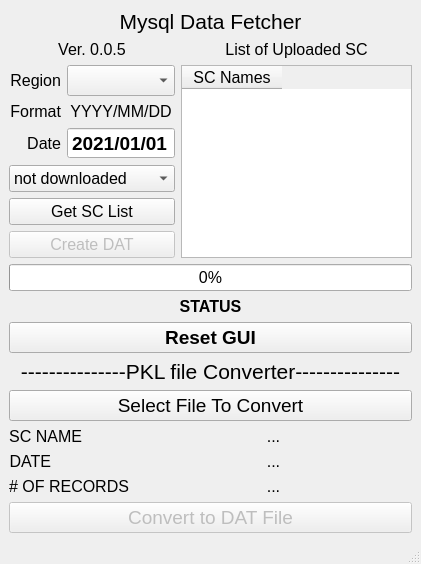
tekashifuta/pyqt5-finger-zkteco, file HRClient.ui: the form before one commit.
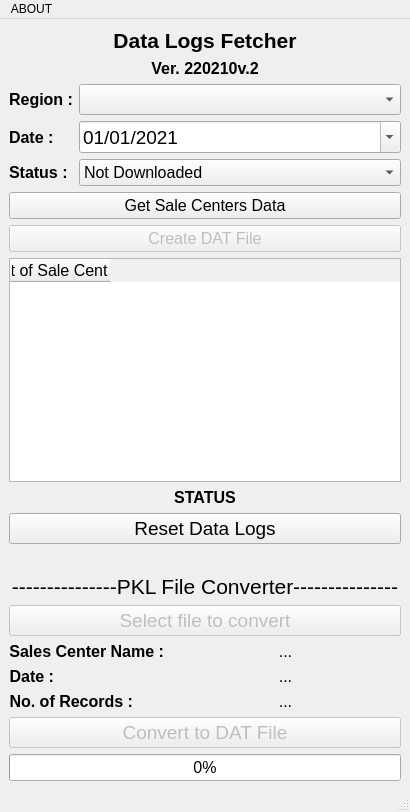
The form after the commit.

Commit message: Add list comprehension and input mask for ip

Patch:
```diff
--- a/HRClient.ui
+++ b/HRClient.ui
@@ -6,8 +6,8 @@
    <rect>
     <x>0</x>
     <y>0</y>
-    <width>421</width>
-    <height>547</height>
+    <width>410</width>
+    <height>812</height>
    </rect>
   </property>
   <property name="windowTitle">
@@ -16,75 +16,298 @@
   <widget class="QWidget" name="centralwidget">
    <layout class="QVBoxLayout" name="verticalLayout">
     <item>
-     <layout class="QGridLayout" name="gridLayout_3">
+     <layout class="QGridLayout" name="gridLayout_4">
+      <item row="2" column="0">
+       <widget class="QLabel" name="label_2">
+        <property name="font">
+         <font>
+          <family>Arial</family>
+          <pointsize>12</pointsize>
+          <weight>75</weight>
+          <bold>true</bold>
+         </font>
+        </property>
+        <property name="text">
+         <string>Region :</string>
+        </property>
+        <property name="alignment">
+         <set>Qt::AlignRight|Qt::AlignTrailing|Qt::AlignVCenter</set>
+        </property>
+       </widget>
+      </item>
+      <item row="4" column="1">
+       <widget class="QComboBox" name="cmbDL_Status">
+        <property name="font">
+         <font>
+          <family>Arial</family>
+          <pointsize>12</pointsize>
+          <weight>50</weight>
+          <bold>false</bold>
+         </font>
+        </property>
+        <property name="layoutDirection">
+         <enum>Qt::LeftToRight</enum>
+        </property>
+        <item>
+         <property name="text">
+          <string>Not Downloaded</string>
+         </property>
+        </item>
+        <item>
+         <property name="text">
+          <string>Downloaded</string>
+         </property>
+        </item>
+        <item>
+         <property name="text">
+          <string>All</string>
+         </property>
+        </item>
+       </widget>
+      </item>
+      <item row="1" column="0" colspan="2">
+       <widget class="QLabel" name="label">
+        <property name="font">
+         <font>
+          <family>Arial</family>
+          <pointsize>12</pointsize>
+          <weight>75</weight>
+          <bold>true</bold>
+         </font>
+        </property>
+        <property name="text">
+         <string>Ver. 220210v.2</string>
+        </property>
+        <property name="alignment">
+         <set>Qt::AlignCenter</set>
+        </property>
+       </widget>
+      </item>
+      <item row="7" column="0" colspan="2">
+       <widget class="QTableWidget" name="tableWidget">
+        <property name="sizePolicy">
+         <sizepolicy hsizetype="Expanding" vsizetype="Expanding">
+          <horstretch>0</horstretch>
+          <verstretch>0</verstretch>
+         </sizepolicy>
+        </property>
+        <property name="font">
+         <font>
+          <family>Arial</family>
+          <pointsize>12</pointsize>
+         </font>
+        </property>
+        <property name="sizeAdjustPolicy">
+         <enum>QAbstractScrollArea::AdjustToContents</enum>
+        </property>
+        <column>
+         <property name="text">
+          <string>List of Sale Centers</string>
+         </property>
+        </column>
+       </widget>
+      </item>
+      <item row="8" column="0" colspan="2">
+       <widget class="QLabel" name="lblStatus">
+        <property name="font">
+         <font>
+          <family>Arial</family>
+          <pointsize>12</pointsize>
+          <weight>75</weight>
+          <bold>true</bold>
+         </font>
+        </property>
+        <property name="text">
+         <string>STATUS</string>
+        </property>
+        <property name="alignment">
+         <set>Qt::AlignCenter</set>
+        </property>
+       </widget>
+      </item>
+      <item row="3" column="0">
+       <widget class="QLabel" name="label_3">
+        <property name="font">
+         <font>
+          <family>Arial</family>
+          <pointsize>12</pointsize>
+          <weight>75</weight>
+          <bold>true</bold>
+         </font>
+        </property>
+        <property name="text">
+         <string>Date :</string>
+        </property>
+        <property name="alignment">
+         <set>Qt::AlignLeading|Qt::AlignLeft|Qt::AlignVCenter</set>
+        </property>
+       </widget>
+      </item>
+      <item row="3" column="1">
+       <widget class="QDateEdit" name="txtDate">
+        <property name="sizePolicy">
+         <sizepolicy hsizetype="Minimum" vsizetype="Fixed">
+          <horstretch>1</horstretch>
+          <verstretch>0</verstretch>
+         </sizepolicy>
+        </property>
+        <property name="font">
+         <font>
+          <family>Arial</family>
+          <pointsize>14</pointsize>
+          <weight>50</weight>
+          <bold>false</bold>
+         </font>
+        </property>
+        <property name="wrapping">
+         <bool>false</bool>
+        </property>
+        <property name="buttonSymbols">
+         <enum>QAbstractSpinBox::NoButtons</enum>
+        </property>
+        <property name="maximumDate">
+         <date>
+          <year>9999</year>
+          <month>12</month>
+          <day>31</day>
+         </date>
+        </property>
+        <property name="minimumDate">
+         <date>
+          <year>2021</year>
+          <month>1</month>
+          <day>1</day>
+         </date>
+        </property>
+        <property name="displayFormat">
+         <string>MM/dd/yyyy</string>
+        </property>
+        <property name="calendarPopup">
+         <bool>true</bool>
+        </property>
+       </widget>
+      </item>
+      <item row="9" column="0" colspan="2">
+       <widget class="QPushButton" name="btnReset">
+        <property name="enabled">
+         <bool>true</bool>
+        </property>
+        <property name="font">
+         <font>
+          <family>Arial</family>
+          <pointsize>14</pointsize>
+          <weight>50</weight>
+          <bold>false</bold>
+         </font>
+        </property>
+        <property name="text">
+         <string>Reset Data Logs</string>
+        </property>
+       </widget>
+      </item>
+      <item row="10" column="0" colspan="2">
+       <widget class="QLabel" name="label_12">
+        <property name="font">
+         <font>
+          <family>Arial</family>
+          <pointsize>12</pointsize>
+         </font>
+        </property>
+        <property name="text">
+         <string/>
+        </property>
+        <property name="alignment">
+         <set>Qt::AlignRight|Qt::AlignTrailing|Qt::AlignVCenter</set>
+        </property>
+       </widget>
+      </item>
+      <item row="5" column="0" colspan="2">
+       <widget class="QPushButton" name="btnGetQueryData">
+        <property name="enabled">
+         <bool>true</bool>
+        </property>
+        <property name="font">
+         <font>
+          <family>Arial</family>
+          <pointsize>12</pointsize>
+         </font>
+        </property>
+        <property name="text">
+         <string>Get Sale Centers Data</string>
+        </property>
+       </widget>
+      </item>
+      <item row="0" column="0" colspan="2">
+       <widget class="QLabel" name="label_7">
+        <property name="font">
+         <font>
+          <family>Arial</family>
+          <pointsize>16</pointsize>
+          <weight>75</weight>
+          <bold>true</bold>
+         </font>
+        </property>
+        <property name="text">
+         <string>Data Logs Fetcher</string>
+        </property>
+        <property name="alignment">
+         <set>Qt::AlignCenter</set>
+        </property>
+       </widget>
+      </item>
+      <item row="2" column="1">
+       <widget class="QComboBox" name="cmbRegion">
+        <property name="font">
+         <font>
+          <family>Arial</family>
+          <pointsize>14</pointsize>
+          <weight>50</weight>
+          <bold>false</bold>
+         </font>
+        </property>
+       </widget>
+      </item>
       <item row="4" column="0">
+       <widget class="QLabel" name="label_4">
+        <property name="font">
+         <font>
+          <family>Arial</family>
+          <pointsize>12</pointsize>
+          <weight>75</weight>
+          <bold>true</bold>
+         </font>
+        </property>
+        <property name="text">
+         <string>Status :</string>
+        </property>
+        <property name="alignment">
+         <set>Qt::AlignLeading|Qt::AlignLeft|Qt::AlignVCenter</set>
+        </property>
+       </widget>
+      </item>
+      <item row="11" column="0" colspan="2">
        <layout class="QFormLayout" name="formLayout_2">
-        <item row="2" column="0">
-         <widget class="QLabel" name="label_8">
+        <item row="0" column="0" colspan="2">
+         <widget class="QLabel" name="label_11">
           <property name="font">
            <font>
             <family>Arial</family>
-            <pointsize>12</pointsize>
+            <pointsize>16</pointsize>
            </font>
           </property>
           <property name="text">
-           <string>SC NAME</string>
+           <string>---------------PKL File Converter---------------</string>
           </property>
           <property name="alignment">
-           <set>Qt::AlignRight|Qt::AlignTrailing|Qt::AlignVCenter</set>
-          </property>
-         </widget>
-        </item>
-        <item row="4" column="0">
-         <widget class="QLabel" name="label_10">
-          <property name="font">
-           <font>
-            <family>Arial</family>
-            <pointsize>12</pointsize>
-           </font>
-          </property>
-          <property name="text">
-           <string># OF RECORDS</string>
-          </property>
-          <property name="alignment">
-           <set>Qt::AlignRight|Qt::AlignTrailing|Qt::AlignVCenter</set>
-          </property>
-         </widget>
-        </item>
-        <item row="3" column="0">
-         <widget class="QLabel" name="label_9">
-          <property name="font">
-           <font>
-            <family>Arial</family>
-            <pointsize>12</pointsize>
-           </font>
-          </property>
-          <property name="text">
-           <string>DATE</string>
-          </property>
-          <property name="alignment">
-           <set>Qt::AlignRight|Qt::AlignTrailing|Qt::AlignVCenter</set>
-          </property>
-         </widget>
-        </item>
-        <item row="5" column="0" colspan="2">
-         <widget class="QPushButton" name="btnPklToDat">
-          <property name="enabled">
-           <bool>false</bool>
-          </property>
-          <property name="font">
-           <font>
-            <family>Arial</family>
-            <pointsize>14</pointsize>
-           </font>
-          </property>
-          <property name="text">
-           <string>Convert to DAT File</string>
+           <set>Qt::AlignCenter</set>
           </property>
          </widget>
         </item>
         <item row="1" column="0" colspan="2">
          <widget class="QPushButton" name="btnOpenFileD">
+          <property name="enabled">
+           <bool>false</bool>
+          </property>
           <property name="font">
            <font>
             <family>Arial</family>
@@ -92,7 +315,25 @@
            </font>
           </property>
           <property name="text">
-           <string>Select File To Convert</string>
+           <string>Select file to convert</string>
+          </property>
+         </widget>
+        </item>
+        <item row="2" column="0">
+         <widget class="QLabel" name="label_8">
+          <property name="font">
+           <font>
+            <family>Arial</family>
+            <pointsize>12</pointsize>
+            <weight>75</weight>
+            <bold>true</bold>
+           </font>
+          </property>
+          <property name="text">
+           <string>Sales Center Name :</string>
+          </property>
+          <property name="alignment">
+           <set>Qt::AlignRight|Qt::AlignTrailing|Qt::AlignVCenter</set>
           </property>
          </widget>
         </item>
@@ -112,6 +353,24 @@
           </property>
          </widget>
         </item>
+        <item row="3" column="0">
+         <widget class="QLabel" name="label_9">
+          <property name="font">
+           <font>
+            <family>Arial</family>
+            <pointsize>12</pointsize>
+            <weight>75</weight>
+            <bold>true</bold>
+           </font>
+          </property>
+          <property name="text">
+           <string>Date :</string>
+          </property>
+          <property name="alignment">
+           <set>Qt::AlignRight|Qt::AlignTrailing|Qt::AlignVCenter</set>
+          </property>
+         </widget>
+        </item>
         <item row="3" column="1">
          <widget class="QLabel" name="lblDateQuery">
           <property name="font">
@@ -128,6 +387,24 @@
           </property>
          </widget>
         </item>
+        <item row="4" column="0">
+         <widget class="QLabel" name="label_10">
+          <property name="font">
+           <font>
+            <family>Arial</family>
+            <pointsize>12</pointsize>
+            <weight>75</weight>
+            <bold>true</bold>
+           </font>
+          </property>
+          <property name="text">
+           <string>No. of Records :</string>
+          </property>
+          <property name="alignment">
+           <set>Qt::AlignRight|Qt::AlignTrailing|Qt::AlignVCenter</set>
+          </property>
+         </widget>
+        </item>
         <item row="4" column="1">
          <widget class="QLabel" name="lblNoRec">
           <property name="font">
@@ -144,317 +421,50 @@
           </property>
          </widget>
         </item>
-        <item row="0" column="0" colspan="2">
-         <widget class="QLabel" name="label_11">
-          <property name="font">
-           <font>
-            <family>Arial</family>
-            <pointsize>16</pointsize>
-           </font>
+        <item row="5" column="0" colspan="2">
+         <widget class="QPushButton" name="btnPklToDat">
+          <property name="enabled">
+           <bool>false</bool>
           </property>
-          <property name="text">
-           <string>---------------PKL file Converter---------------</string>
-          </property>
-          <property name="alignment">
-           <set>Qt::AlignCenter</set>
-          </property>
-         </widget>
-        </item>
-       </layout>
-      </item>
-      <item row="1" column="0">
-       <widget class="QProgressBar" name="progressBar">
-        <property name="font">
-         <font>
-          <family>Arial</family>
-          <pointsize>12</pointsize>
-         </font>
-        </property>
-        <property name="value">
-         <number>0</number>
-        </property>
-       </widget>
-      </item>
-      <item row="0" column="0">
-       <layout class="QGridLayout" name="gridLayout_2">
-        <item row="2" column="0">
-         <layout class="QGridLayout" name="gridLayout">
-          <item row="3" column="1">
-           <widget class="QDateEdit" name="txtDate">
-            <property name="font">
-             <font>
-              <family>Arial</family>
-              <pointsize>14</pointsize>
-              <weight>75</weight>
-              <bold>true</bold>
-             </font>
-            </property>
-            <property name="buttonSymbols">
-             <enum>QAbstractSpinBox::NoButtons</enum>
-            </property>
-            <property name="maximumDate">
-             <date>
-              <year>9999</year>
-              <month>12</month>
-              <day>31</day>
-             </date>
-            </property>
-            <property name="minimumDate">
-             <date>
-              <year>2021</year>
-              <month>1</month>
-              <day>1</day>
-             </date>
-            </property>
-            <property name="displayFormat">
-             <string>yyyy/MM/dd</string>
-            </property>
-           </widget>
-          </item>
-          <item row="5" column="0" colspan="2">
-           <widget class="QPushButton" name="btnGetQueryData">
-            <property name="enabled">
-             <bool>true</bool>
-            </property>
-            <property name="font">
-             <font>
-              <family>Arial</family>
-              <pointsize>12</pointsize>
-             </font>
-            </property>
-            <property name="text">
-             <string>Get SC List</string>
-            </property>
-           </widget>
-          </item>
-          <item row="2" column="0">
-           <widget class="QLabel" name="label_5">
-            <property name="font">
-             <font>
-              <family>Arial</family>
-              <pointsize>12</pointsize>
-             </font>
-            </property>
-            <property name="text">
-             <string>Format</string>
-            </property>
-            <property name="alignment">
-             <set>Qt::AlignRight|Qt::AlignTrailing|Qt::AlignVCenter</set>
-            </property>
-           </widget>
-          </item>
-          <item row="4" column="0" colspan="2">
-           <widget class="QComboBox" name="cmbDL_Status">
-            <property name="font">
-             <font>
-              <family>Arial</family>
-              <pointsize>12</pointsize>
-              <weight>50</weight>
-              <bold>false</bold>
-             </font>
-            </property>
-            <property name="layoutDirection">
-             <enum>Qt::LeftToRight</enum>
-            </property>
-            <item>
-             <property name="text">
-              <string>not downloaded</string>
-             </property>
-            </item>
-            <item>
-             <property name="text">
-              <string>downloaded</string>
-             </property>
-            </item>
-            <item>
-             <property name="text">
-              <string>all</string>
-             </property>
-            </item>
-           </widget>
-          </item>
-          <item row="1" column="0">
-           <widget class="QLabel" name="label_2">
-            <property name="font">
-             <font>
-              <family>Arial</family>
-              <pointsize>12</pointsize>
-             </font>
-            </property>
-            <property name="text">
-             <string>Region</string>
-            </property>
-            <property name="alignment">
-             <set>Qt::AlignRight|Qt::AlignTrailing|Qt::AlignVCenter</set>
-            </property>
-           </widget>
-          </item>
-          <item row="2" column="1">
-           <widget class="QLabel" name="label_4">
-            <property name="font">
-             <font>
-              <family>Arial</family>
-              <pointsize>12</pointsize>
-             </font>
-            </property>
-            <property name="lineWidth">
-             <number>1</number>
-            </property>
-            <property name="text">
-             <string>YYYY/MM/DD</string>
-            </property>
-            <property name="alignment">
-             <set>Qt::AlignCenter</set>
-            </property>
-           </widget>
-          </item>
-          <item row="1" column="1">
-           <widget class="QComboBox" name="cmbRegion">
-            <property name="font">
-             <font>
-              <family>Arial</family>
-              <pointsize>14</pointsize>
-              <weight>75</weight>
-              <bold>true</bold>
-             </font>
-            </property>
-           </widget>
-          </item>
-          <item row="7" column="0" colspan="2">
-           <widget class="QPushButton" name="btnConvertToDAT">
-            <property name="enabled">
-             <bool>false</bool>
-            </property>
-            <property name="font">
-             <font>
-              <family>Arial</family>
-              <pointsize>12</pointsize>
-             </font>
-            </property>
-            <property name="text">
-             <string>Create DAT</string>
-            </property>
-           </widget>
-          </item>
-          <item row="3" column="0">
-           <widget class="QLabel" name="label_3">
-            <property name="font">
-             <font>
-              <family>Arial</family>
-              <pointsize>12</pointsize>
-             </font>
-            </property>
-            <property name="text">
-             <string>Date</string>
-            </property>
-            <property name="alignment">
-             <set>Qt::AlignRight|Qt::AlignTrailing|Qt::AlignVCenter</set>
-            </property>
-           </widget>
-          </item>
-         </layout>
-        </item>
-        <item row="2" column="1">
-         <widget class="QTableWidget" name="tableWidget">
           <property name="font">
            <font>
             <family>Arial</family>
-            <pointsize>12</pointsize>
+            <pointsize>14</pointsize>
            </font>
           </property>
-          <property name="sizeAdjustPolicy">
-           <enum>QAbstractScrollArea::AdjustToContents</enum>
-          </property>
-          <column>
-           <property name="text">
-            <string>SC Names</string>
-           </property>
-          </column>
-         </widget>
-        </item>
-        <item row="1" column="0">
-         <widget class="QLabel" name="label">
-          <property name="font">
-           <font>
-            <family>Arial</family>
-            <pointsize>12</pointsize>
-           </font>
-          </property>
           <property name="text">
-           <string>Ver. 0.0.5</string>
+           <string>Convert to DAT File</string>
           </property>
-          <property name="alignment">
-           <set>Qt::AlignCenter</set>
-          </property>
          </widget>
         </item>
-        <item row="1" column="1">
-         <widget class="QLabel" name="label_6">
+        <item row="6" column="0" colspan="2">
+         <widget class="QProgressBar" name="progressBar">
           <property name="font">
            <font>
             <family>Arial</family>
             <pointsize>12</pointsize>
            </font>
           </property>
-          <property name="text">
-           <string>List of Uploaded SC</string>
+          <property name="value">
+           <number>0</number>
           </property>
-          <property name="alignment">
-           <set>Qt::AlignCenter</set>
-          </property>
          </widget>
         </item>
-        <item row="0" column="0" colspan="2">
-         <widget class="QLabel" name="label_7">
-          <property name="font">
-           <font>
-            <family>Arial</family>
-            <pointsize>16</pointsize>
-           </font>
-          </property>
-          <property name="text">
-           <string>Mysql Data Fetcher</string>
-          </property>
-          <property name="alignment">
-           <set>Qt::AlignCenter</set>
-          </property>
-         </widget>
-        </item>
        </layout>
       </item>
-      <item row="2" column="0">
-       <widget class="QLabel" name="lblStatus">
-        <property name="font">
-         <font>
-          <family>Arial</family>
-          <pointsize>12</pointsize>
-          <weight>75</weight>
-          <bold>true</bold>
-         </font>
-        </property>
-        <property name="text">
-         <string>STATUS</string>
-        </property>
-        <property name="alignment">
-         <set>Qt::AlignCenter</set>
-        </property>
-       </widget>
-      </item>
-      <item row="3" column="0">
-       <widget class="QPushButton" name="btnReset">
+      <item row="6" column="0" colspan="2">
+       <widget class="QPushButton" name="btnConvertToDAT">
         <property name="enabled">
-         <bool>true</bool>
+         <bool>false</bool>
         </property>
         <property name="font">
          <font>
           <family>Arial</family>
-          <pointsize>14</pointsize>
-          <weight>75</weight>
-          <bold>true</bold>
+          <pointsize>12</pointsize>
          </font>
         </property>
         <property name="text">
-         <string>Reset GUI</string>
+         <string>Create DAT File</string>
         </property>
        </widget>
       </item>
@@ -463,6 +473,34 @@
    </layout>
   </widget>
   <widget class="QStatusBar" name="statusbar"/>
+  <widget class="QMenuBar" name="menuBar">
+   <property name="geometry">
+    <rect>
+     <x>0</x>
+     <y>0</y>
+     <width>410</width>
+     <height>21</height>
+    </rect>
+   </property>
+   <widget class="QMenu" name="menuAbout">
+    <property name="title">
+     <string>ABOUT</string>
+    </property>
+    <addaction name="btnAboutInfo"/>
+   </widget>
+   <addaction name="menuAbout"/>
+  </widget>
+  <action name="btnAboutInfo">
+   <property name="text">
+    <string>Info</string>
+   </property>
+   <property name="font">
+    <font>
+     <family>Arial</family>
+     <pointsize>10</pointsize>
+    </font>
+   </property>
+  </action>
  </widget>
  <resources/>
  <connections/>
```
Left out of the diff: 11 changed lines with no effect on the pictures. The commit also changes 6 other files.
